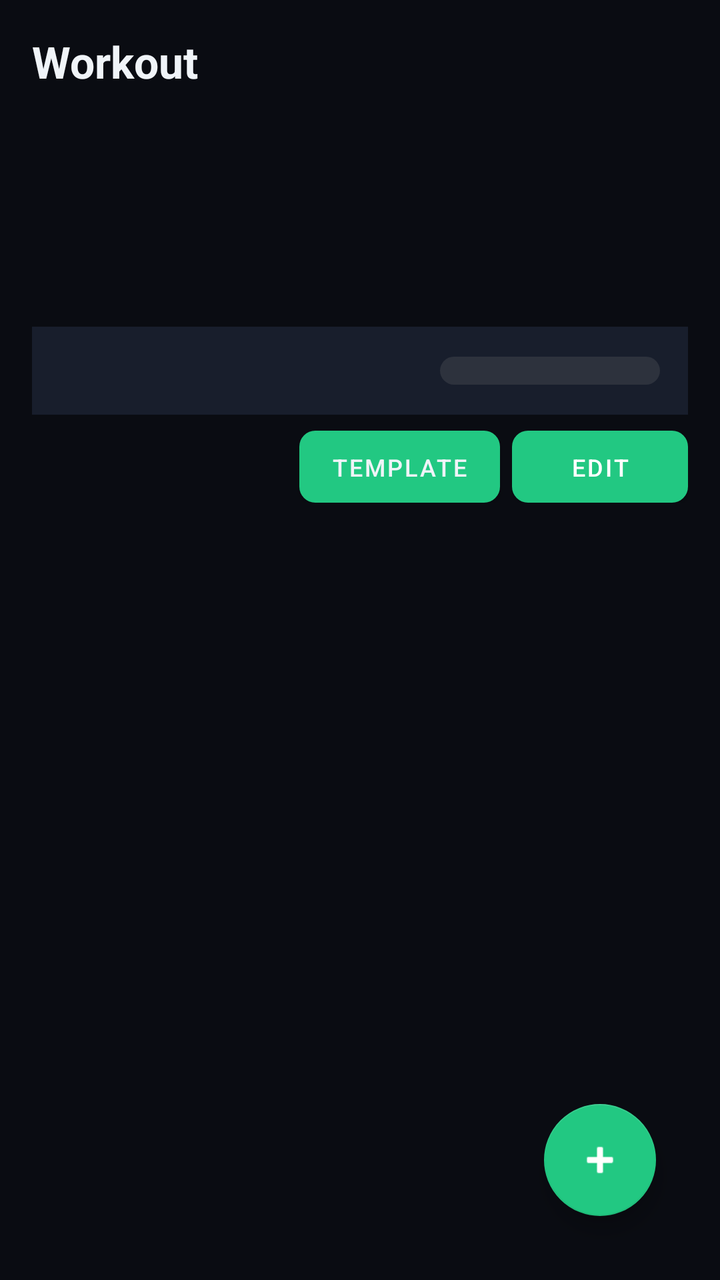
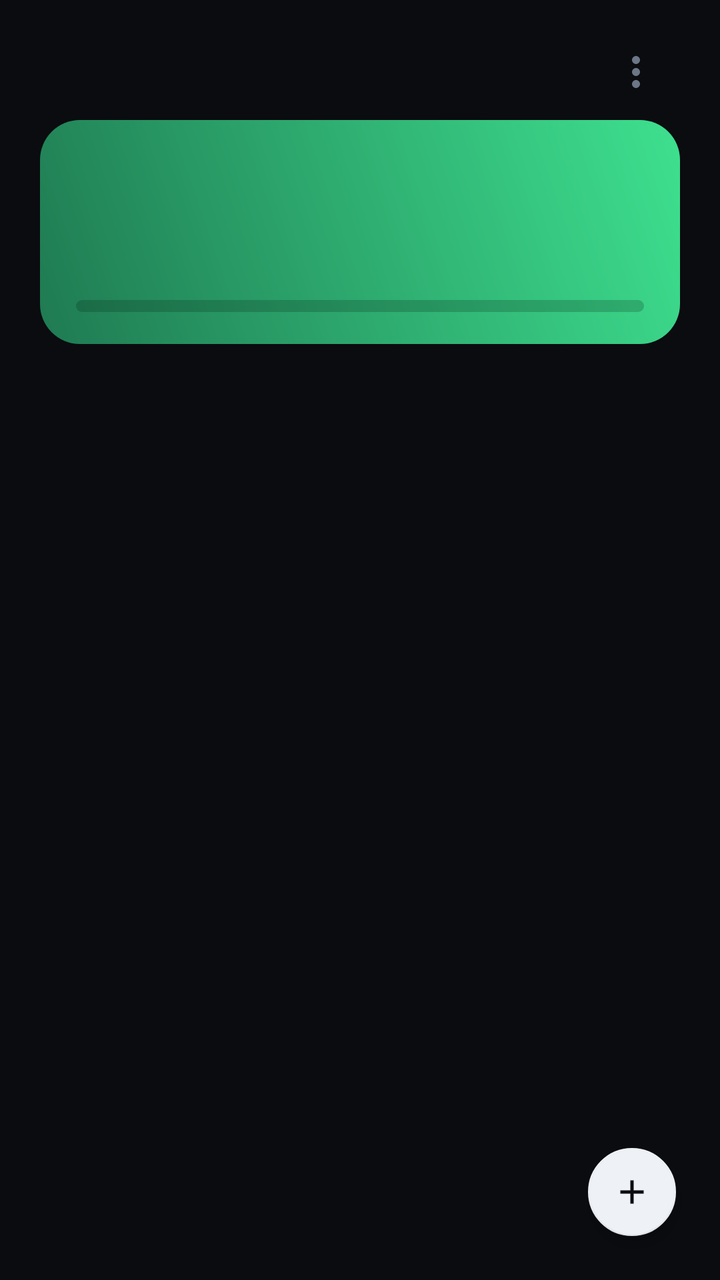

Compare the two renders of this Android layout. The source of the first and the diff that turns it into the second are given below.
<!-- AndroidManifest.xml: application theme Theme.IronPulse -->
<!-- res/layout/fragment_workout.xml -->
<?xml version="1.0" encoding="utf-8"?>
<LinearLayout xmlns:android="http://schemas.android.com/apk/res/android"
    xmlns:app="http://schemas.android.com/apk/res-auto"
    android:layout_width="match_parent"
    android:layout_height="match_parent"
    android:orientation="vertical"
    android:padding="16dp">

    <TextView
        android:text="Workout"
        android:textColor="?attr/colorTextPrimary"
        android:textSize="22sp"
        android:textStyle="bold"
        android:layout_width="wrap_content"
        android:layout_height="wrap_content"
        android:layout_marginBottom="10dp"/>

    
    <androidx.recyclerview.widget.RecyclerView
        android:id="@+id/date_strip_rv"
        android:layout_width="match_parent"
        android:layout_height="100dp"
        android:clipChildren="false"
        android:clipToPadding="false"
        android:overScrollMode="never"
        android:scrollbars="none"
        android:layout_marginBottom="8dp"/>

    
    <LinearLayout
        android:layout_width="match_parent"
        android:layout_height="44dp"
        android:orientation="horizontal"
        android:gravity="center_vertical"
        android:background="?attr/colorCardBg"
        android:paddingStart="14dp"
        android:paddingEnd="14dp"
        android:layout_marginBottom="8dp">
        <TextView
            android:id="@+id/streak_text"
            android:layout_width="0dp"
            android:layout_height="wrap_content"
            android:layout_weight="1"
            android:textColor="@color/accent"
            android:textSize="13sp"
            android:textStyle="bold"/>
        <ProgressBar
            android:id="@+id/streak_bar"
            style="@style/Widget.AppCompat.ProgressBar.Horizontal"
            android:layout_width="110dp"
            android:layout_height="14dp"
            android:max="30"
            android:progressDrawable="@drawable/streak_progress"/>
    </LinearLayout>

    
    <LinearLayout
        android:layout_width="match_parent"
        android:layout_height="wrap_content"
        android:orientation="horizontal"
        android:gravity="end"
        android:layout_marginBottom="6dp">
        <Button
            android:id="@+id/btn_template"
            android:text="Template"
            android:layout_width="wrap_content"
            android:layout_height="36dp"
            android:textSize="12sp"
            android:textColor="?attr/colorTextPrimary"
            android:layout_marginEnd="6dp"
            android:background="@drawable/btn_secondary"/>
        <Button
            android:id="@+id/btn_edit"
            android:text="Edit"
            android:layout_width="wrap_content"
            android:layout_height="36dp"
            android:textSize="12sp"
            android:textColor="@color/white"
            android:background="@drawable/btn_primary"/>
    </LinearLayout>

    
    <LinearLayout
        android:id="@+id/empty_state"
        android:layout_width="match_parent"
        android:layout_height="wrap_content"
        android:orientation="vertical"
        android:gravity="center"
        android:paddingTop="24dp"
        android:paddingBottom="8dp"
        android:visibility="gone">

        <TextView
            android:id="@+id/empty_text"
            android:layout_width="wrap_content"
            android:layout_height="wrap_content"
            android:text="No exercises yet — tap + to add or use a Template"
            android:textColor="?attr/colorTextMuted"
            android:textSize="13sp"
            android:gravity="center"
            android:layout_marginBottom="12dp"/>

        <Button
            android:id="@+id/btn_rest_day"
            android:layout_width="wrap_content"
            android:layout_height="36dp"
            android:textSize="12sp"
            android:textColor="@color/white"
            android:background="@drawable/btn_secondary"/>

    </LinearLayout>

    
    <androidx.coordinatorlayout.widget.CoordinatorLayout
        android:layout_width="match_parent"
        android:layout_height="0dp"
        android:layout_weight="1">

        <androidx.recyclerview.widget.RecyclerView
            android:id="@+id/exercise_recycler"
            android:layout_width="match_parent"
            android:layout_height="match_parent"
            android:clipToPadding="false"
            android:paddingBottom="72dp"/>

        <com.google.android.material.floatingactionbutton.FloatingActionButton
            android:id="@+id/fab_add"
            android:layout_width="wrap_content"
            android:layout_height="wrap_content"
            android:layout_gravity="bottom|end"
            android:layout_margin="16dp"
            android:src="@android:drawable/ic_input_add"
            android:contentDescription="Add exercise"
            app:backgroundTint="@color/accent"
            app:tint="@color/white"/>

    </androidx.coordinatorlayout.widget.CoordinatorLayout>

</LinearLayout>
<!-- resources referenced by this layout -->
<resources>
  <color name="accent">#22C882</color>
  <color name="white">#FFFFFF</color>
  <!-- drawable btn_primary (drawable) -->
  <?xml version="1.0" encoding="utf-8"?>
  <ripple xmlns:android="http://schemas.android.com/apk/res/android"
      android:color="@color/ripple_color">
      <item>
          <shape android:shape="rectangle">
              <solid android:color="@color/accent"/>
              <corners android:radius="8dp"/>
          </shape>
      </item>
  </ripple>
  <!-- drawable btn_secondary (drawable) -->
  <?xml version="1.0" encoding="utf-8"?>
  <ripple xmlns:android="http://schemas.android.com/apk/res/android"
      android:color="@color/ripple_color">
      <item>
          <shape android:shape="rectangle">
              <solid android:color="@color/panel_mid"/>
              <corners android:radius="8dp"/>
          </shape>
      </item>
  </ripple>
  <!-- drawable streak_progress (drawable) -->
  <?xml version="1.0" encoding="utf-8"?>
  <layer-list xmlns:android="http://schemas.android.com/apk/res/android">
      <item android:id="@android:id/background">
          <shape android:shape="rectangle">
              <corners android:radius="7dp"/>
              <solid android:color="#33808080"/>
          </shape>
      </item>
      <item android:id="@android:id/progress">
          <clip>
              <shape android:shape="rectangle">
                  <corners android:radius="7dp"/>
                  <solid android:color="#FFFFFFFF"/>
              </shape>
          </clip>
      </item>
  </layer-list>
  <style name="Theme.IronPulse" parent="Theme.MaterialComponents.NoActionBar">
          <item name="android:windowLightStatusBar">false</item>
          <item name="android:windowLightNavigationBar" tools:targetApi="27">false</item>
          <item name="colorPrimary">@color/accent</item>
          <item name="colorPrimaryDark">@color/accent_dark</item>
          <item name="colorAccent">@color/accent</item>
          <item name="android:windowBackground">@color/bg_dark</item>
          <item name="android:textColor">@color/text_primary</item>
          <item name="android:colorBackground">@color/bg_dark</item>
          <item name="colorScreenBg">@color/bg_dark</item>
          <item name="colorCardBg">@color/card_bg</item>
          <item name="colorPanelBg">@color/panel_dark</item>
          <item name="colorTextPrimary">@color/text_primary</item>
          <item name="colorTextMuted">@color/text_muted</item>
          <item name="calToday">@color/cal_today</item>
          <item name="calRest">@color/cal_rest</item>
          <item name="calWorkout">@color/cal_workout</item>
          <item name="calEmpty">@color/cal_empty</item>
          <item name="calSelected">@color/cal_selected</item>
          <item name="streakTrack">@color/panel_mid</item>
          <item name="colorFieldBg">@color/field_bg</item>
          <item name="colorBorder">@color/border</item>
      </style>
  <color name="ripple_color">#33FFFFFF</color>
  <color name="panel_mid">#202834</color>
  <color name="accent_dark">#0E8E5A</color>
  <color name="bg_dark">#0A0C12</color>
  <color name="text_primary">#F0F4F8</color>
  <color name="card_bg">#181E2C</color>
  <color name="panel_dark">#14192A</color>
  <color name="text_muted">#72889E</color>
  <color name="field_bg">#10141E</color>
  <color name="border">#30404E</color>
  <!-- unchanged entries left out for length: 5 -->
</resources>

<!-- the commit's change to res/layout/fragment_workout.xml (unified diff, before → after) -->
@@ -1,139 +1,114 @@
 <?xml version="1.0" encoding="utf-8"?>
-<LinearLayout xmlns:android="http://schemas.android.com/apk/res/android"
+<FrameLayout xmlns:android="http://schemas.android.com/apk/res/android"
     xmlns:app="http://schemas.android.com/apk/res-auto"
     android:layout_width="match_parent"
-    android:layout_height="match_parent"
-    android:orientation="vertical"
-    android:padding="16dp">
+    android:layout_height="match_parent">
 
-    <TextView
-        android:text="Workout"
-        android:textColor="?attr/colorTextPrimary"
-        android:textSize="22sp"
-        android:textStyle="bold"
-        android:layout_width="wrap_content"
-        android:layout_height="wrap_content"
-        android:layout_marginBottom="10dp"/>
-
-    
-    <androidx.recyclerview.widget.RecyclerView
-        android:id="@+id/date_strip_rv"
-        android:layout_width="match_parent"
-        android:layout_height="100dp"
-        android:clipChildren="false"
-        android:clipToPadding="false"
-        android:overScrollMode="never"
-        android:scrollbars="none"
-        android:layout_marginBottom="8dp"/>
-
-    
     <LinearLayout
         android:layout_width="match_parent"
-        android:layout_height="44dp"
-        android:orientation="horizontal"
-        android:gravity="center_vertical"
-        android:background="?attr/colorCardBg"
-        android:paddingStart="14dp"
-        android:paddingEnd="14dp"
-        android:layout_marginBottom="8dp">
-        <TextView
-            android:id="@+id/streak_text"
-            android:layout_width="0dp"
+        android:layout_height="match_parent"
+        android:orientation="vertical"
+        android:paddingStart="20dp"
+        android:paddingEnd="20dp"
+        android:paddingTop="12dp">
+
+        
+        <LinearLayout
+            android:layout_width="match_parent"
+            android:layout_height="48dp"
+            android:gravity="center_vertical"
+            android:orientation="horizontal">
+            <TextView
+                android:id="@+id/date_label"
+                android:layout_width="0dp"
+                android:layout_height="wrap_content"
+                android:layout_weight="1"
+                android:letterSpacing="0.12"
+                android:textColor="?attr/colorTextMuted"
+                android:textSize="12sp"
+                android:textStyle="bold"/>
+            <ImageButton
+                android:id="@+id/btn_menu"
+                android:layout_width="44dp"
+                android:layout_height="44dp"
+                android:background="?attr/selectableItemBackgroundBorderless"
+                android:contentDescription="More options"
+                android:src="@drawable/ic_more_vert"
+                app:tint="?attr/colorTextMuted"/>
+        </LinearLayout>
+
+        
+        <LinearLayout
+            android:id="@+id/hero"
+            android:layout_width="match_parent"
             android:layout_height="wrap_content"
-            android:layout_weight="1"
-            android:textColor="@color/accent"
-            android:textSize="13sp"
-            android:textStyle="bold"/>
-        <ProgressBar
-            android:id="@+id/streak_bar"
-            style="@style/Widget.AppCompat.ProgressBar.Horizontal"
-            android:layout_width="110dp"
-            android:layout_height="14dp"
-            android:max="30"
-            android:progressDrawable="@drawable/streak_progress"/>
-    </LinearLayout>
+            android:layout_marginBottom="16dp"
+            android:background="@drawable/hero_bg"
+            android:orientation="vertical"
+            android:paddingStart="18dp"
+            android:paddingTop="16dp"
+            android:paddingEnd="18dp"
+            android:paddingBottom="16dp">
+            <TextView
+                android:id="@+id/hero_title"
+                android:layout_width="wrap_content"
+                android:layout_height="wrap_content"
+                android:letterSpacing="-0.02"
+                android:textColor="@color/on_accent"
+                android:textSize="30sp"
+                android:textStyle="bold"/>
+            <TextView
+                android:id="@+id/hero_sub"
+                android:layout_width="wrap_content"
+                android:layout_height="wrap_content"
+                android:layout_marginTop="4dp"
+                android:alpha="0.8"
+                android:textColor="@color/on_accent"
+                android:textSize="13sp"
+                android:textStyle="bold"/>
+            <ProgressBar
+                android:id="@+id/hero_bar"
+                style="@style/Widget.AppCompat.ProgressBar.Horizontal"
+                android:layout_width="match_parent"
+                android:layout_height="6dp"
+                android:layout_marginTop="12dp"
+                android:progressDrawable="@drawable/hero_progress"/>
+        </LinearLayout>
 
-    
-    <LinearLayout
-        android:layout_width="match_parent"
-        android:layout_height="wrap_content"
-        android:orientation="horizontal"
-        android:gravity="end"
-        android:layout_marginBottom="6dp">
-        <Button
-            android:id="@+id/btn_template"
-            android:text="Template"
-            android:layout_width="wrap_content"
-            android:layout_height="36dp"
-            android:textSize="12sp"
-            android:textColor="?attr/colorTextPrimary"
-            android:layout_marginEnd="6dp"
-            android:background="@drawable/btn_secondary"/>
-        <Button
-            android:id="@+id/btn_edit"
-            android:text="Edit"
-            android:layout_width="wrap_content"
-            android:layout_height="36dp"
-            android:textSize="12sp"
-            android:textColor="@color/white"
-            android:background="@drawable/btn_primary"/>
-    </LinearLayout>
-
-    
-    <LinearLayout
-        android:id="@+id/empty_state"
-        android:layout_width="match_parent"
-        android:layout_height="wrap_content"
-        android:orientation="vertical"
-        android:gravity="center"
-        android:paddingTop="24dp"
-        android:paddingBottom="8dp"
-        android:visibility="gone">
+        
+        <LinearLayout
+            android:id="@+id/week_row"
+            android:layout_width="match_parent"
+            android:layout_height="wrap_content"
+            android:layout_marginBottom="6dp"
+            android:orientation="horizontal"/>
 
         <TextView
             android:id="@+id/empty_text"
-            android:layout_width="wrap_content"
+            android:layout_width="match_parent"
             android:layout_height="wrap_content"
-            android:text="No exercises yet — tap + to add or use a Template"
+            android:gravity="center"
+            android:paddingTop="40dp"
             android:textColor="?attr/colorTextMuted"
-            android:textSize="13sp"
-            android:gravity="center"
-            android:layout_marginBottom="12dp"/>
-
-        <Button
-            android:id="@+id/btn_rest_day"
-            android:layout_width="wrap_content"
-            android:layout_height="36dp"
-            android:textSize="12sp"
-            android:textColor="@color/white"
-            android:background="@drawable/btn_secondary"/>
-
-    </LinearLayout>
-
-    
-    <androidx.coordinatorlayout.widget.CoordinatorLayout
-        android:layout_width="match_parent"
-        android:layout_height="0dp"
-        android:layout_weight="1">
+            android:textSize="14sp"
+            android:visibility="gone"/>
 
         <androidx.recyclerview.widget.RecyclerView
             android:id="@+id/exercise_recycler"
             android:layout_width="match_parent"
-            android:layout_height="match_parent"
+            android:layout_height="0dp"
+            android:layout_weight="1"
             android:clipToPadding="false"
             android:paddingBottom="72dp"/>
+    </LinearLayout>
 
-        <com.google.android.material.floatingactionbutton.FloatingActionButton
-            android:id="@+id/fab_add"
-            android:layout_width="wrap_content"
-            android:layout_height="wrap_content"
-            android:layout_gravity="bottom|end"
-            android:layout_margin="16dp"
-            android:src="@android:drawable/ic_input_add"
-            android:contentDescription="Add exercise"
-            app:backgroundTint="@color/accent"
-            app:tint="@color/white"/>
+    <com.google.android.material.floatingactionbutton.FloatingActionButton
+        android:id="@+id/fab_add"
+        style="@style/Widget.IronPulse.Fab"
+        android:layout_width="wrap_content"
+        android:layout_height="wrap_content"
+        android:layout_gravity="bottom|end"
+        android:layout_margin="20dp"
+        android:contentDescription="Add exercise"/>
 
-    </androidx.coordinatorlayout.widget.CoordinatorLayout>
-
-</LinearLayout>
+</FrameLayout>
<!-- resource entries referenced after the edit -->
@@ -1,47 +1,38 @@
 <!-- resources referenced by this layout -->
 <resources>
-  <color name="accent">#22C882</color>
-  <color name="white">#FFFFFF</color>
-  <!-- drawable btn_primary (drawable) -->
+  <color name="on_accent">#04140C</color>
+  <!-- drawable hero_bg (drawable) -->
   <?xml version="1.0" encoding="utf-8"?>
-  <ripple xmlns:android="http://schemas.android.com/apk/res/android"
-      android:color="@color/ripple_color">
-      <item>
-          <shape android:shape="rectangle">
-              <solid android:color="@color/accent"/>
-              <corners android:radius="8dp"/>
-          </shape>
-      </item>
-  </ripple>
-  <!-- drawable btn_secondary (drawable) -->
-  <?xml version="1.0" encoding="utf-8"?>
-  <ripple xmlns:android="http://schemas.android.com/apk/res/android"
-      android:color="@color/ripple_color">
-      <item>
-          <shape android:shape="rectangle">
-              <solid android:color="@color/panel_mid"/>
-              <corners android:radius="8dp"/>
-          </shape>
-      </item>
-  </ripple>
-  <!-- drawable streak_progress (drawable) -->
+  <shape xmlns:android="http://schemas.android.com/apk/res/android" android:shape="rectangle">
+      <gradient android:angle="45" android:startColor="#1F7A52" android:endColor="#3EE08F"/>
+      <corners android:radius="20dp"/>
+  </shape>
+  <!-- drawable hero_progress (drawable) -->
   <?xml version="1.0" encoding="utf-8"?>
   <layer-list xmlns:android="http://schemas.android.com/apk/res/android">
       <item android:id="@android:id/background">
-          <shape android:shape="rectangle">
-              <corners android:radius="7dp"/>
-              <solid android:color="#33808080"/>
-          </shape>
+          <shape><solid android:color="#3304140C"/><corners android:radius="3dp"/></shape>
       </item>
       <item android:id="@android:id/progress">
-          <clip>
-              <shape android:shape="rectangle">
-                  <corners android:radius="7dp"/>
-                  <solid android:color="#FFFFFFFF"/>
-              </shape>
-          </clip>
+          <clip><shape><solid android:color="@color/on_accent"/><corners android:radius="3dp"/></shape></clip>
       </item>
   </layer-list>
+  <!-- drawable ic_more_vert (drawable) -->
+  <?xml version="1.0" encoding="utf-8"?>
+  <vector xmlns:android="http://schemas.android.com/apk/res/android"
+      android:width="24dp" android:height="24dp" android:viewportWidth="24" android:viewportHeight="24"
+      android:tint="?attr/colorControlNormal">
+      <path android:fillColor="@android:color/white" android:pathData="M12,8c1.1,0 2,-0.9 2,-2s-0.9,-2 -2,-2 -2,0.9 -2,2 0.9,2 2,2zM12,10c-1.1,0 -2,0.9 -2,2s0.9,2 2,2 2,-0.9 2,-2 -0.9,-2 -2,-2zM12,16c-1.1,0 -2,0.9 -2,2s0.9,2 2,2 2,-0.9 2,-2 -0.9,-2 -2,-2z"/>
+  </vector>
+  <style name="Widget.IronPulse.Fab" parent="Widget.MaterialComponents.FloatingActionButton">
+          <item name="fabCustomSize">44dp</item>
+          <item name="maxImageSize">20dp</item>
+          <item name="backgroundTint">?attr/colorTextPrimary</item>
+          <item name="tint">?attr/colorScreenBg</item>
+          <item name="elevation">4dp</item>
+          <item name="srcCompat">@drawable/ic_add</item>
+      </style>
+  <color name="accent">#3EE08F</color>
   <style name="Theme.IronPulse" parent="Theme.MaterialComponents.NoActionBar">
           <item name="android:windowLightStatusBar">false</item>
           <item name="android:windowLightNavigationBar" tools:targetApi="27">false</item>
@@ -64,17 +55,35 @@
           <item name="streakTrack">@color/panel_mid</item>
           <item name="colorFieldBg">@color/field_bg</item>
           <item name="colorBorder">@color/border</item>
+          <item name="android:popupMenuStyle">@style/IronPulse.Popup</item>
       </style>
-  <color name="ripple_color">#33FFFFFF</color>
-  <color name="panel_mid">#202834</color>
-  <color name="accent_dark">#0E8E5A</color>
-  <color name="bg_dark">#0A0C12</color>
-  <color name="text_primary">#F0F4F8</color>
-  <color name="card_bg">#181E2C</color>
-  <color name="panel_dark">#14192A</color>
-  <color name="text_muted">#72889E</color>
-  <color name="field_bg">#10141E</color>
-  <color name="border">#30404E</color>
+  <!-- drawable ic_add (drawable) -->
+  <?xml version="1.0" encoding="utf-8"?>
+  <vector xmlns:android="http://schemas.android.com/apk/res/android"
+      android:width="24dp" android:height="24dp" android:viewportWidth="24" android:viewportHeight="24"
+      android:tint="?attr/colorControlNormal">
+      <path android:fillColor="@android:color/white" android:pathData="M19,13h-6v6h-2v-6H5v-2h6V5h2v6h6v2z"/>
+  </vector>
+  <color name="panel_mid">#1B212B</color>
+  <color name="accent_dark">#1F7A52</color>
+  <color name="bg_dark">#0A0C10</color>
+  <color name="text_primary">#EEF1F5</color>
+  <color name="card_bg">#151A22</color>
+  <color name="panel_dark">#1B212B</color>
+  <color name="text_muted">#6B7686</color>
+  <color name="field_bg">#10141B</color>
+  <color name="border">#232A36</color>
+  <style name="IronPulse.Popup" parent="@android:style/Widget.Material.PopupMenu">
+          <item name="android:popupBackground">@drawable/popup_bg</item>
+          <item name="android:popupElevation">8dp</item>
+      </style>
+  <!-- drawable popup_bg (drawable) -->
+  <?xml version="1.0" encoding="utf-8"?>
+  <shape xmlns:android="http://schemas.android.com/apk/res/android" android:shape="rectangle">
+      <solid android:color="?attr/colorPanelBg"/>
+      <stroke android:width="1dp" android:color="?attr/colorBorder"/>
+      <corners android:radius="14dp"/>
+  </shape>
   <!-- unchanged entries left out for length: 5 -->
 </resources>
 
